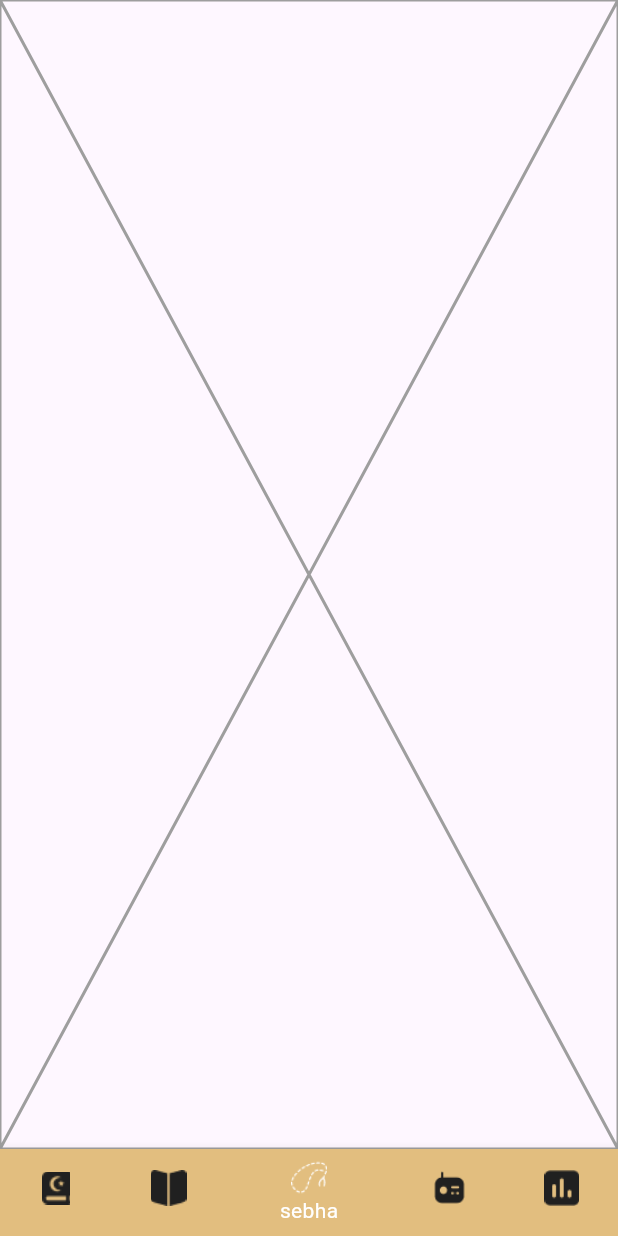
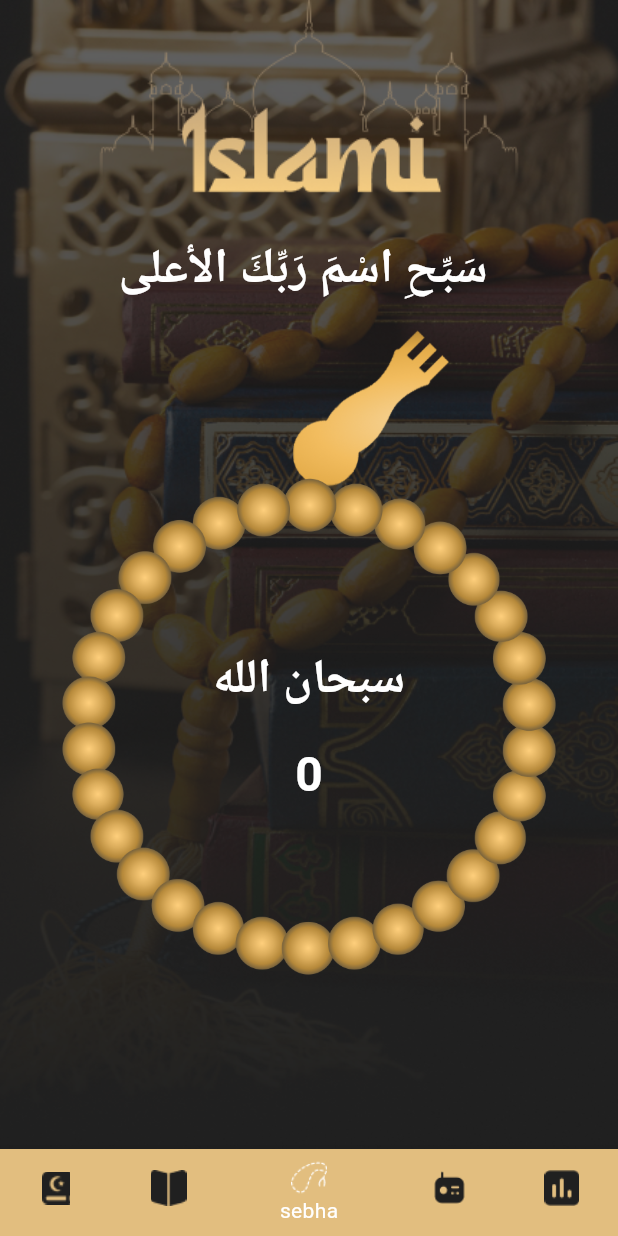
Before and after one commit to Abdelmonamamr/islamy_route, a Flutter app: the Home screen opened directly, item 3 of the bottom bar chosen, on a phone screen of 412 x 824 dp. Run offline on Flutter 3.47's test engine with Material 3 defaults, Android fonts, the phone set to English and light mode, and no system bars.

Commit message:
+ Add quran tap - Add on boarding screen - sebha tap

```diff
--- a/lib/main.dart
+++ b/lib/main.dart
@@ -1,6 +1,5 @@
 import 'package:flutter/material.dart';
 import 'package:islamy/ui/model/sura.dart';
-import 'package:islamy/ui/screens/on_boarding/on_boarding.dart';
 import 'package:islamy/ui/screens/splash/splash.dart';
 import 'package:islamy/ui/utils/constants.dart';
 
@@ -25,7 +24,7 @@ class MyApp extends StatelessWidget {
   Widget build(BuildContext context) {
     return MaterialApp(
       debugShowCheckedModeBanner: false,
-      home: OnBoarding(),
+      home: Splash(),
     );
   }
 }
--- a/lib/ui/screens/home/taps/sebha/sebha_tap.dart
+++ b/lib/ui/screens/home/taps/sebha/sebha_tap.dart
@@ -1,12 +1,104 @@
 import 'package:flutter/material.dart';
+import 'package:islamy/ui/utils/app_assets.dart';
+import 'package:islamy/ui/utils/app_text_style.dart';
 
-class SebhaTap extends StatelessWidget {
+class SebhaTap extends StatefulWidget {
   const SebhaTap({super.key});
 
   @override
+  State<SebhaTap> createState() => _SebhaTapState();
+}
+
+class _SebhaTapState extends State<SebhaTap> {
+  double angle = 0;
+  List<String> sebhaText = [
+    'سبحان الله',
+    'الحمد لله',
+    'الله أكبر',
+  ];
+
+  int index = 0;
+  int count = 0;
+  @override
   Widget build(BuildContext context) {
-    return const Placeholder(
-      color: Colors.grey,
+    double width = MediaQuery.of(context).size.width;
+    double height = MediaQuery.of(context).size.height;
+    return Container(
+      width: width,
+      // padding: EdgeInsets.all(20),
+      decoration: BoxDecoration(
+        image: DecorationImage(
+          image: AssetImage(AppAssets.sephaBackground),
+          fit: BoxFit.fill,
+        ),
+      ),
+      child: Column(
+        spacing: 16,
+        children: [
+          Image.asset(
+            AppAssets.logo,
+          ),
+          Text(
+            'سَبِّحِ اسْمَ رَبِّكَ الأعلى ',
+            style: AppTextStyle.white32w700,
+          ),
+          Expanded(
+            child: Stack(
+              alignment: Alignment.topCenter,
+              children: [
+                const Row(),
+                Image.asset(
+                  AppAssets.sephaHead,
+                  width: width * 0.5,
+                ),
+                Positioned(
+                    top: MediaQuery.sizeOf(context).height * 0.12,
+                    child: Stack(
+                      alignment: Alignment.center,
+                      children: [
+                        GestureDetector(
+                          onTap: () {
+                            _toSebhaClick();
+                          },
+                          child: Transform.rotate(
+                              angle: angle,
+                              child: Image.asset(
+                                AppAssets.sephaBody,
+                                width: width * 0.8,
+                              )),
+                        ),
+                        Column(
+                          crossAxisAlignment: CrossAxisAlignment.center,
+                          children: [
+                            Text(sebhaText[index],
+                                style: AppTextStyle.white32w700),
+                            SizedBox(
+                              height: 16,
+                            ),
+                            Text(count.toString(),
+                                style: AppTextStyle.white32w700),
+                          ],
+                        )
+                      ],
+                    )),
+              ],
+            ),
+          ),
+        ],
+      ),
     );
   }
+
+  void _toSebhaClick() {
+    angle += 16;
+    count++;
+    if (count == 33) {
+      count = 0;
+      index++;
+      if (index == sebhaText.length) {
+        index = 0;
+      }
+    }
+    setState(() {});
+  }
 }
--- a/lib/ui/screens/splash/splash.dart
+++ b/lib/ui/screens/splash/splash.dart
@@ -8,7 +8,7 @@ class Splash extends StatelessWidget {
   @override
   Widget build(BuildContext context) {
     Future.delayed(Duration(seconds: 3), () {
-      Navigator.pushReplacement(context, AppRouts.home);
+      Navigator.pushReplacement(context, AppRouts.onboarding);
     });
     return Scaffold(
       body: Image.asset(
--- a/lib/ui/utils/app_assets.dart
+++ b/lib/ui/utils/app_assets.dart
@@ -20,5 +20,6 @@ abstract class AppAssets {
   static final on4 = '${_baseImages}on4.png';
   static final on5 = '${_baseImages}on5.png';
   static final sephaHead = '${_baseImages}sepha_head.png';
-  static final sephaBody = '${_baseImages}sepha_body.png';
+  static final sephaBody = '${_baseImages}sebha_body.png';
+  static final sephaBackground = '${_baseImages}sepha_background.png';
 }
```
Also changed, not shown: assets/images/sepha_background.png (added).
